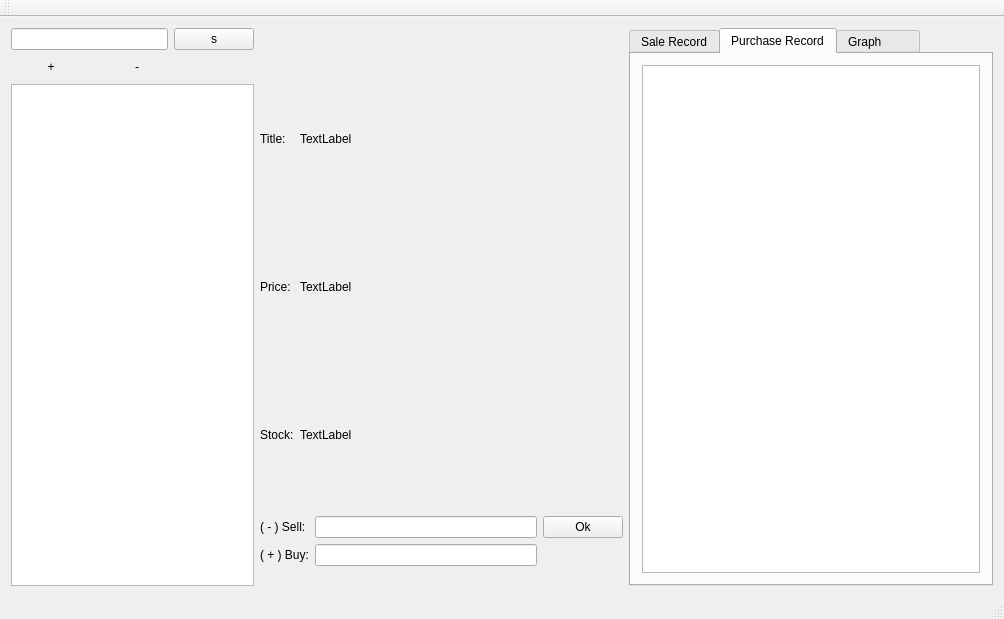
Qt form psms/mainwindow.ui (pangboww/psms) before a commit.
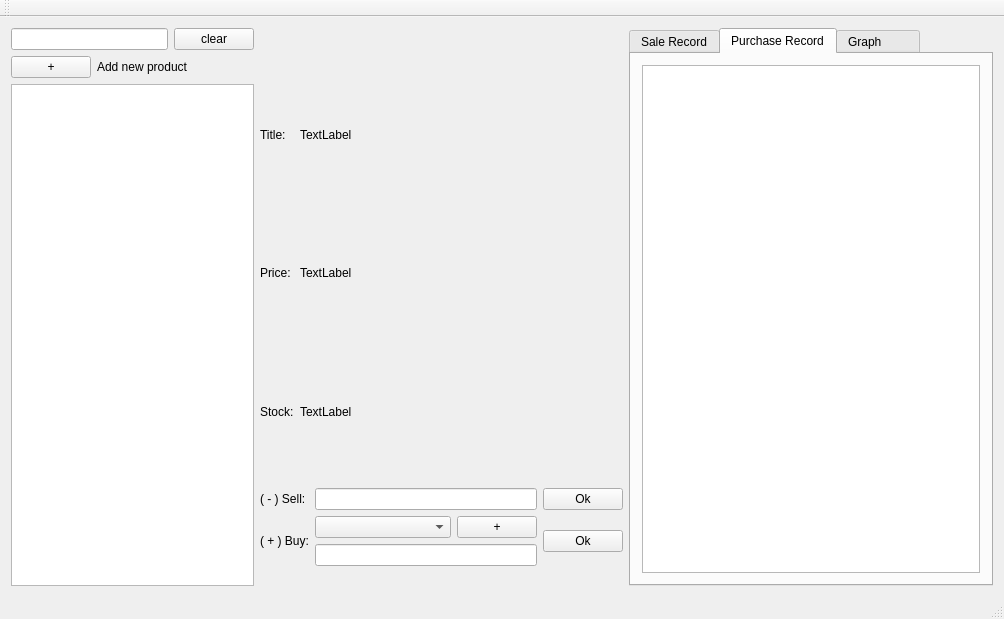
The same form after that commit.

Commit message: add provider combo box

```diff
--- a/psms/mainwindow.ui
+++ b/psms/mainwindow.ui
@@ -27,7 +27,7 @@
           <item>
            <widget class="QPushButton" name="pushButton">
             <property name="text">
-             <string>s</string>
+             <string>clear</string>
             </property>
            </widget>
           </item>
@@ -47,17 +47,14 @@
              <bool>false</bool>
             </property>
             <property name="flat">
-             <bool>true</bool>
+             <bool>false</bool>
             </property>
            </widget>
           </item>
           <item>
-           <widget class="QPushButton" name="removeProductButton">
+           <widget class="QLabel" name="label">
             <property name="text">
-             <string>-</string>
-            </property>
-            <property name="flat">
-             <bool>true</bool>
+             <string>Add new product</string>
             </property>
            </widget>
           </item>
@@ -183,7 +180,7 @@
          </layout>
         </item>
         <item>
-         <layout class="QGridLayout" name="gridLayout">
+         <layout class="QGridLayout" name="gridLayout" rowstretch="0,0">
           <item row="0" column="2">
            <widget class="QPushButton" name="inputPushButton">
             <property name="text">
@@ -205,12 +202,37 @@
             </property>
            </widget>
           </item>
-          <item row="1" column="1">
-           <widget class="QLineEdit" name="addInput"/>
-          </item>
           <item row="0" column="1">
            <widget class="QLineEdit" name="minusInput"/>
           </item>
+          <item row="1" column="1">
+           <layout class="QVBoxLayout" name="verticalLayout_2">
+            <item>
+             <layout class="QHBoxLayout" name="horizontalLayout_13" stretch="10,1">
+              <item>
+               <widget class="QComboBox" name="providerBox"/>
+              </item>
+              <item>
+               <widget class="QPushButton" name="pushButton_2">
+                <property name="text">
+                 <string>+</string>
+                </property>
+               </widget>
+              </item>
+             </layout>
+            </item>
+            <item>
+             <widget class="QLineEdit" name="addInput"/>
+            </item>
+           </layout>
+          </item>
+          <item row="1" column="2">
+           <widget class="QPushButton" name="pushButton_3">
+            <property name="text">
+             <string>Ok</string>
+            </property>
+           </widget>
+          </item>
          </layout>
         </item>
        </layout>
```
The commit also changes 3 other files.
